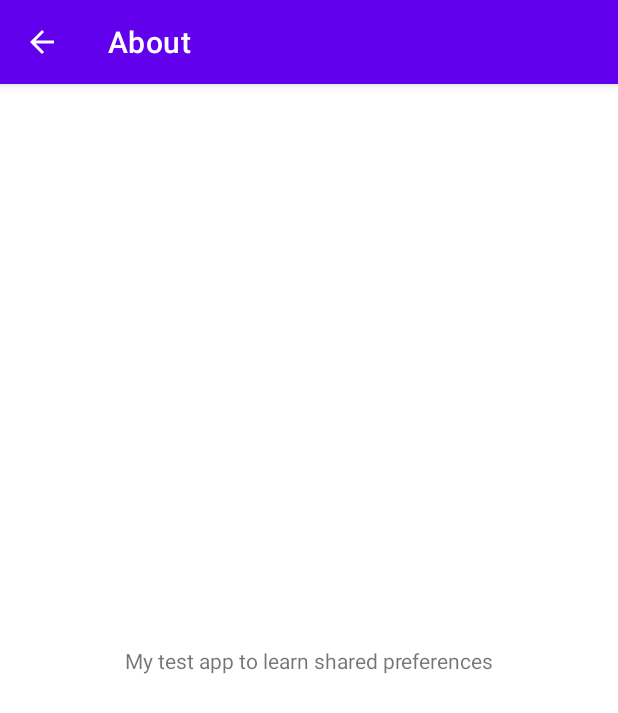
After one commit to riggs84/CoolTimer, an Android app: the AboutActivity screen opened directly, with no data from a screen before it, on a phone screen of 412 x 824 dp. The commit adds this screen. Shown: the top 713 px of the screen. Run offline under Robolectric (Android 15) with nearby library versions, the phone set to English and light mode, and no system bars.

Commit message:
feat(*): add shared preferences

```diff
--- a/app/build.gradle
+++ b/app/build.gradle
@@ -47,4 +47,5 @@ dependencies {
     implementation "androidx.core:core-ktx:1.8.0"
     implementation "androidx.activity:activity-ktx:1.5.0"
     implementation "org.jetbrains.kotlin:kotlin-stdlib-jdk7:$kotlin_version"
+    implementation "androidx.preference:preference:1.2.0"
 }
--- /dev/null
+++ b/app/src/main/java/com/example/cooltimer/AboutActivity.kt
@@ -0,0 +1,11 @@
+package com.example.cooltimer
+
+import androidx.appcompat.app.AppCompatActivity
+import android.os.Bundle
+
+class AboutActivity : AppCompatActivity() {
+    override fun onCreate(savedInstanceState: Bundle?) {
+        super.onCreate(savedInstanceState)
+        setContentView(R.layout.activity_about)
+    }
+}
--- /dev/null
+++ b/app/src/main/res/layout/activity_about.xml
@@ -0,0 +1,18 @@
+<?xml version="1.0" encoding="utf-8"?>
+<androidx.constraintlayout.widget.ConstraintLayout xmlns:android="http://schemas.android.com/apk/res/android"
+    xmlns:app="http://schemas.android.com/apk/res-auto"
+    xmlns:tools="http://schemas.android.com/tools"
+    android:layout_width="match_parent"
+    android:layout_height="match_parent"
+    tools:context=".AboutActivity">
+
+    <TextView
+        android:id="@+id/textView"
+        android:layout_width="wrap_content"
+        android:layout_height="wrap_content"
+        android:text="My test app to learn shared preferences"
+        app:layout_constraintBottom_toBottomOf="parent"
+        app:layout_constraintEnd_toEndOf="parent"
+        app:layout_constraintStart_toStartOf="parent"
+        app:layout_constraintTop_toTopOf="parent" />
+</androidx.constraintlayout.widget.ConstraintLayout>
--- a/build.gradle
+++ b/build.gradle
@@ -11,6 +11,7 @@ buildscript {
 plugins {
     id 'com.android.application' version '7.2.1' apply false
     id 'com.android.library' version '7.2.1' apply false
+    id 'org.jetbrains.kotlin.android' version '1.7.10' apply false
 }
 
 task clean(type: Delete) {
```
Also changed, not shown: app/src/main/AndroidManifest.xml (+11 -0 lines), app/src/main/java/com/example/cooltimer/MainActivity.kt (+53 -4 lines), app/src/main/java/com/example/cooltimer/SettingsActivity.kt (added, +11 -0 lines), app/src/main/java/com/example/cooltimer/SettingsFragment.kt (added, +10 -0 lines), app/src/main/res/layout/activity_settings.xml (added, +7 -0 lines), app/src/main/res/xml/preferencies.xml (added, +16 -0 lines).
